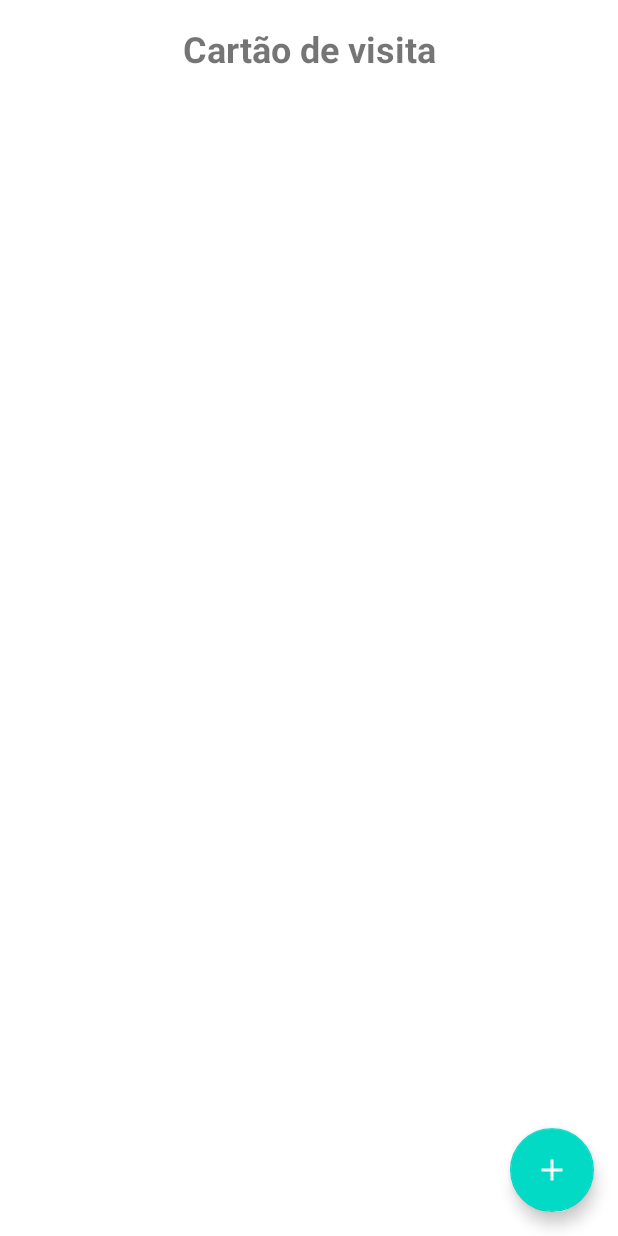
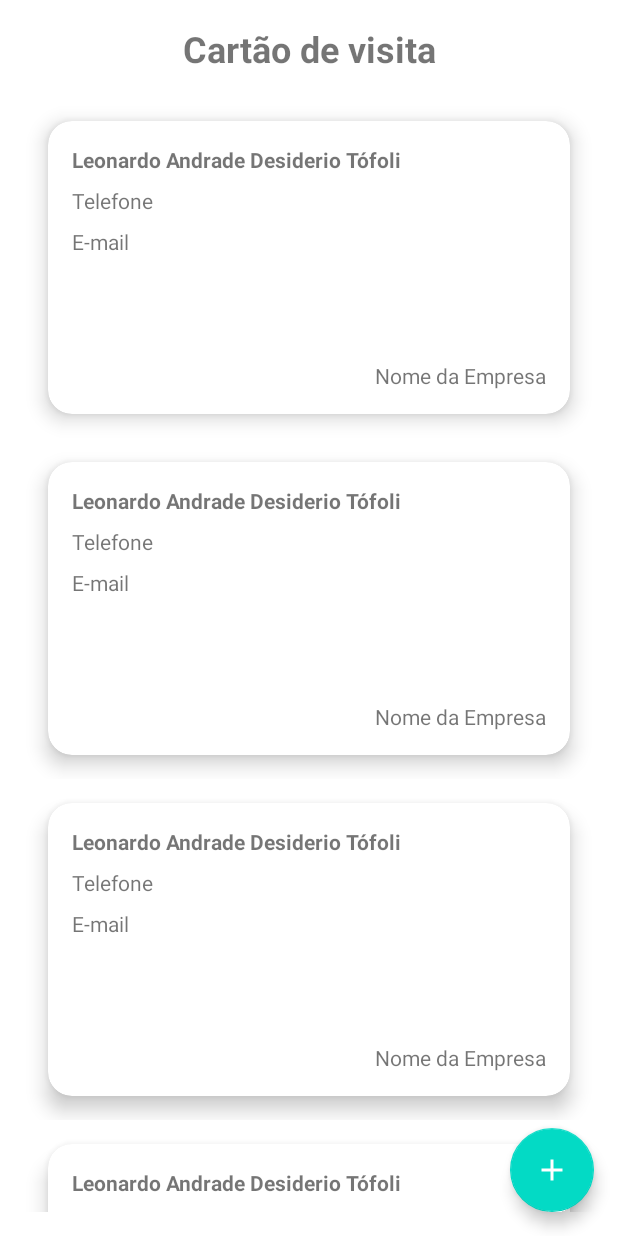
Before and after one commit to leotofoli/BusinessCard, an Android app: the layout activity_main.xml on its own in the app's theme, with its tools: preview values and no code run, on a phone screen of 412 x 824 dp. Run offline under Robolectric (Android 15) with nearby library versions, the phone set to English and light mode, and no system bars.

Commit message:
Montando layout do projeto, parte 2

```diff
--- a/app/src/main/res/layout/activity_main.xml
+++ b/app/src/main/res/layout/activity_main.xml
@@ -10,25 +10,34 @@
         android:id="@+id/tv_title"
         android:layout_width="wrap_content"
         android:layout_height="wrap_content"
+        android:layout_margin="16dp"
         android:text="@string/label_business_card"
         android:textSize="24sp"
         android:textStyle="bold"
+        app:layout_constraintEnd_toEndOf="parent"
+        app:layout_constraintStart_toStartOf="parent"
+        app:layout_constraintTop_toTopOf="parent" />
+
+    <androidx.recyclerview.widget.RecyclerView
+        android:layout_width="match_parent"
+        android:layout_height="0dp"
         android:layout_margin="16dp"
-        app:layout_constraintTop_toTopOf="parent"
-        app:layout_constraintStart_toStartOf="parent"
-        app:layout_constraintEnd_toEndOf="parent"
-        />
+        app:layoutManager="androidx.recyclerview.widget.LinearLayoutManager"
+        app:layout_constraintBottom_toBottomOf="parent"
+        app:layout_constraintTop_toBottomOf="@id/tv_title"
+        tools:itemCount="8"
+        tools:listitem="@layout/item_business_card"/>
+
 
     <com.google.android.material.floatingactionbutton.FloatingActionButton
         android:layout_width="wrap_content"
         android:layout_height="wrap_content"
+        android:layout_margin="16dp"
         app:layout_constraintBottom_toBottomOf="parent"
         app:layout_constraintEnd_toEndOf="parent"
-        app:srcCompat ="@drawable/ic_add"
-        android:layout_margin="16dp"
+        app:srcCompat="@drawable/ic_add"
 
         />
 
 
-
 </androidx.constraintlayout.widget.ConstraintLayout>
--- /dev/null
+++ b/app/src/main/res/layout/item_business_card.xml
@@ -0,0 +1,68 @@
+<?xml version="1.0" encoding="utf-8"?>
+<androidx.constraintlayout.widget.ConstraintLayout xmlns:android="http://schemas.android.com/apk/res/android"
+    xmlns:app="http://schemas.android.com/apk/res-auto"
+    xmlns:tools="http://schemas.android.com/tools"
+    android:layout_width="match_parent"
+    android:layout_height="wrap_content">
+
+    <com.google.android.material.card.MaterialCardView
+        android:layout_width="match_parent"
+        android:layout_height="0dp"
+        android:layout_margin="16dp"
+        android:checkable="true"
+        android:focusable="true"
+        app:cardCornerRadius="16dp"
+        app:cardElevation="8dp"
+        app:layout_constraintBottom_toBottomOf="parent"
+        app:layout_constraintDimensionRatio="16:9"
+        app:layout_constraintEnd_toEndOf="parent"
+        app:layout_constraintStart_toStartOf="parent"
+        app:layout_constraintTop_toTopOf="parent">
+
+        <androidx.constraintlayout.widget.ConstraintLayout
+            android:layout_width="match_parent"
+            android:layout_height="match_parent"
+            android:layout_margin="16dp">
+
+            <com.google.android.material.textview.MaterialTextView
+                android:id="@+id/tv_nome"
+                android:layout_width="wrap_content"
+                android:layout_height="wrap_content"
+                android:textStyle="bold"
+                app:layout_constraintStart_toStartOf="parent"
+                app:layout_constraintTop_toTopOf="parent"
+                tools:text="Leonardo Andrade Desiderio Tófoli" />
+
+            <com.google.android.material.textview.MaterialTextView
+                android:id="@+id/tv_telefone"
+                android:layout_width="wrap_content"
+                android:layout_height="wrap_content"
+                android:layout_marginTop="8dp"
+                app:layout_constraintStart_toStartOf="parent"
+                app:layout_constraintTop_toBottomOf="@id/tv_nome"
+                tools:text="Telefone" />
+
+            <com.google.android.material.textview.MaterialTextView
+                android:id="@+id/tv_email"
+                android:layout_width="wrap_content"
+                android:layout_height="wrap_content"
+
+                android:layout_marginTop="8dp"
+                app:layout_constraintStart_toStartOf="parent"
+                app:layout_constraintTop_toBottomOf="@id/tv_telefone"
+                tools:text="E-mail" />
+
+            <com.google.android.material.textview.MaterialTextView
+                android:id="@+id/tv_nome_empresa"
+                android:layout_width="wrap_content"
+                android:layout_height="wrap_content"
+                android:layout_marginTop="8dp"
+                app:layout_constraintBottom_toBottomOf="parent"
+                app:layout_constraintEnd_toEndOf="parent"
+                tools:text="Nome da Empresa" />
+
+        </androidx.constraintlayout.widget.ConstraintLayout>
+
+    </com.google.android.material.card.MaterialCardView>
+
+</androidx.constraintlayout.widget.ConstraintLayout>
```
